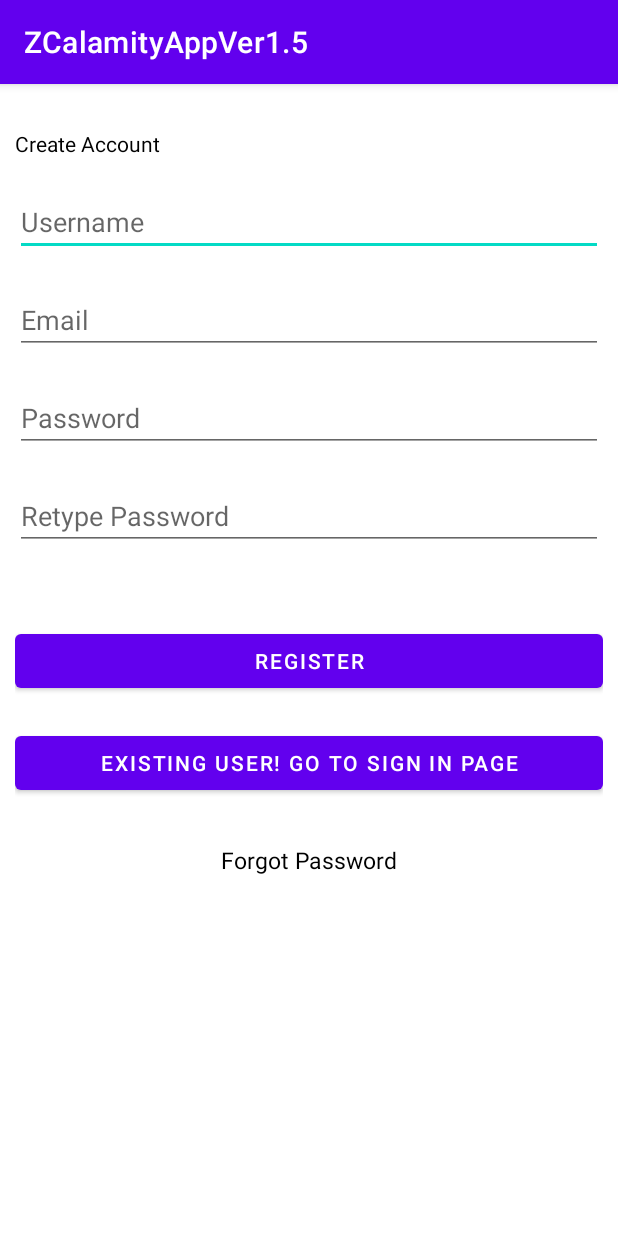
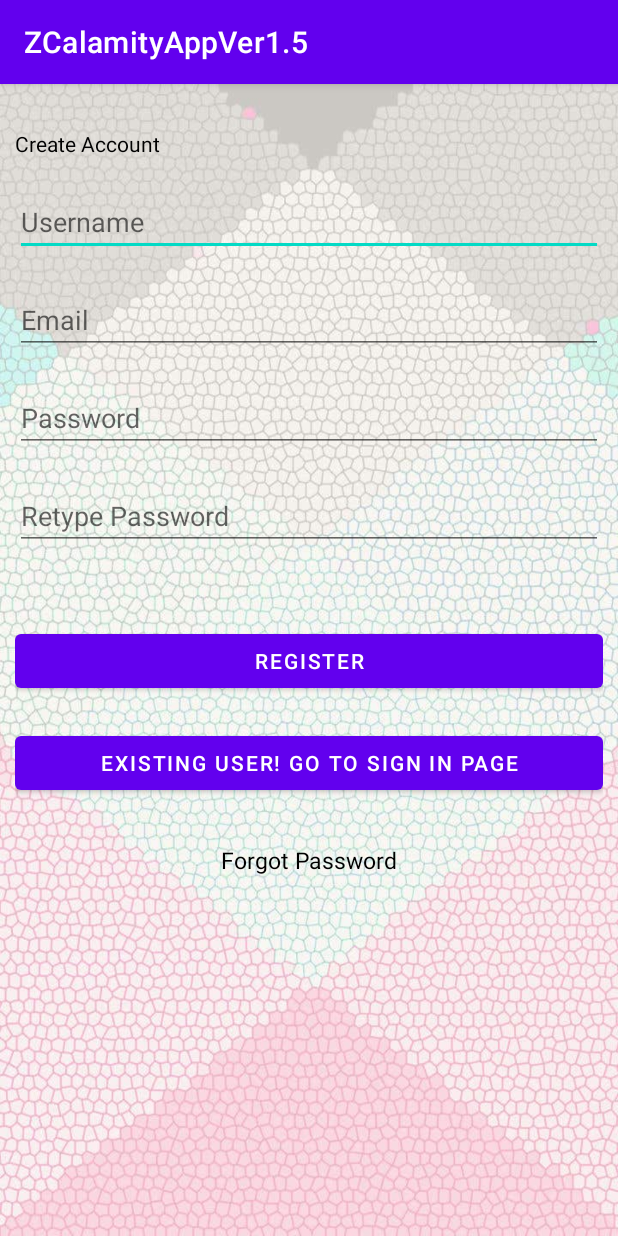
Before and after one commit to emjay04/zcalamity, an Android app: the screen it shows after launch (MainActivity), on a phone screen of 412 x 824 dp. Run offline under Robolectric (Android 15) with nearby library versions, the light colour scheme and no system bars; libraries missing offline, so code that uses them is left out: javax.mail, javax.mail.internet.

Commit message:
added bg

```diff
--- a/app/src/main/res/layout/activity_dashboard.xml
+++ b/app/src/main/res/layout/activity_dashboard.xml
@@ -5,6 +5,7 @@
     android:layout_width="match_parent"
     android:layout_height="match_parent"
     android:padding="10dp"
+    android:background="@drawable/bg"
     tools:context=".DashboardActivity">
 
     <ImageView
--- a/app/src/main/res/layout/activity_local.xml
+++ b/app/src/main/res/layout/activity_local.xml
@@ -5,6 +5,7 @@
     android:layout_width="match_parent"
     android:layout_height="match_parent"
     android:padding="10dp"
+    android:background="@drawable/bg"
     tools:context=".LocalActivity">
 
     <TextView
--- a/app/src/main/res/layout/activity_login.xml
+++ b/app/src/main/res/layout/activity_login.xml
@@ -5,6 +5,7 @@
     android:layout_width="match_parent"
     android:layout_height="match_parent"
     android:padding="10dp"
+    android:background="@drawable/bg"
     tools:context=".LoginActivity">
 
     <EditText
--- a/app/src/main/res/layout/activity_main.xml
+++ b/app/src/main/res/layout/activity_main.xml
@@ -5,6 +5,7 @@
     android:layout_width="match_parent"
     android:layout_height="match_parent"
     android:padding="10dp"
+    android:background="@drawable/bg"
     tools:context=".MainActivity">
 
     <TextView
--- a/app/src/main/res/layout/activity_main2.xml
+++ b/app/src/main/res/layout/activity_main2.xml
@@ -5,6 +5,7 @@
     android:layout_width="match_parent"
     android:layout_height="match_parent"
     android:padding="10dp"
+    android:background="@drawable/bg"
     tools:context=".MainActivity2">
 
     <TextView
--- a/app/src/main/res/layout/activity_password.xml
+++ b/app/src/main/res/layout/activity_password.xml
@@ -5,6 +5,7 @@
     android:layout_width="match_parent"
     android:layout_height="match_parent"
     android:padding="10dp"
+    android:background="@drawable/bg"
     tools:context=".PasswordActivity">
 
     <TextView
--- a/app/src/main/res/layout/activity_reset.xml
+++ b/app/src/main/res/layout/activity_reset.xml
@@ -5,6 +5,7 @@
     android:layout_width="match_parent"
     android:layout_height="match_parent"
     android:padding="10dp"
+    android:background="@drawable/bg"
     tools:context=".ResetActivity">
 
     <TextView
--- a/app/src/main/res/layout/activity_resident.xml
+++ b/app/src/main/res/layout/activity_resident.xml
@@ -5,6 +5,7 @@
     android:layout_width="match_parent"
     android:layout_height="match_parent"
     android:padding="10dp"
+    android:background="@drawable/bg"
     tools:context=".ResidentActivity">
 
     <TextView
```
